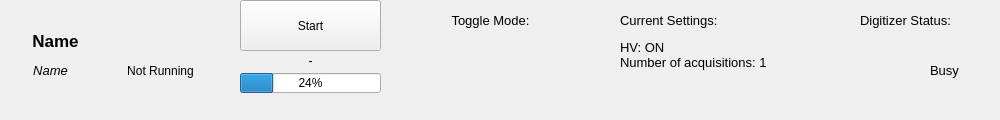
Above: sbndprmdaq/controls.ui from marcodeltutto/SBNDPurityMonitorDAQ before the change. Below: the same form after it.
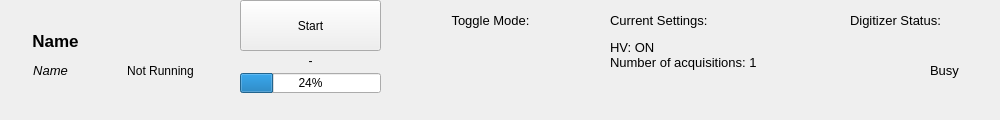
That is the form after the change. Icons and pictures are not drawn. Custom widgets are drawn as their Qt base class.

Patch:
```diff
--- a/sbndprmdaq/controls.ui
+++ b/sbndprmdaq/controls.ui
@@ -101,9 +101,9 @@
    <widget class="QLabel" name="_digi_label">
     <property name="geometry">
      <rect>
-      <x>860</x>
+      <x>850</x>
       <y>10</y>
-      <width>101</width>
+      <width>121</width>
       <height>21</height>
      </rect>
     </property>
@@ -145,7 +145,7 @@
      <rect>
       <x>930</x>
       <y>60</y>
-      <width>51</width>
+      <width>61</width>
       <height>21</height>
      </rect>
     </property>
@@ -161,9 +161,9 @@
    <widget class="QLabel" name="_settings_title_label">
     <property name="geometry">
      <rect>
-      <x>620</x>
+      <x>610</x>
       <y>10</y>
-      <width>141</width>
+      <width>151</width>
       <height>21</height>
      </rect>
     </property>
@@ -179,9 +179,9 @@
    <widget class="QLabel" name="_settings_label">
     <property name="geometry">
      <rect>
-      <x>620</x>
+      <x>610</x>
       <y>40</y>
-      <width>161</width>
+      <width>181</width>
       <height>71</height>
      </rect>
     </property>
@@ -201,9 +201,9 @@
    <widget class="QLabel" name="_name_label">
     <property name="geometry">
      <rect>
-      <x>30</x>
+      <x>20</x>
       <y>30</y>
-      <width>51</width>
+      <width>71</width>
       <height>21</height>
      </rect>
     </property>
@@ -224,9 +224,9 @@
    <widget class="QLabel" name="_description_label">
     <property name="geometry">
      <rect>
-      <x>10</x>
+      <x>0</x>
       <y>60</y>
-      <width>81</width>
+      <width>101</width>
       <height>21</height>
      </rect>
     </property>
```
